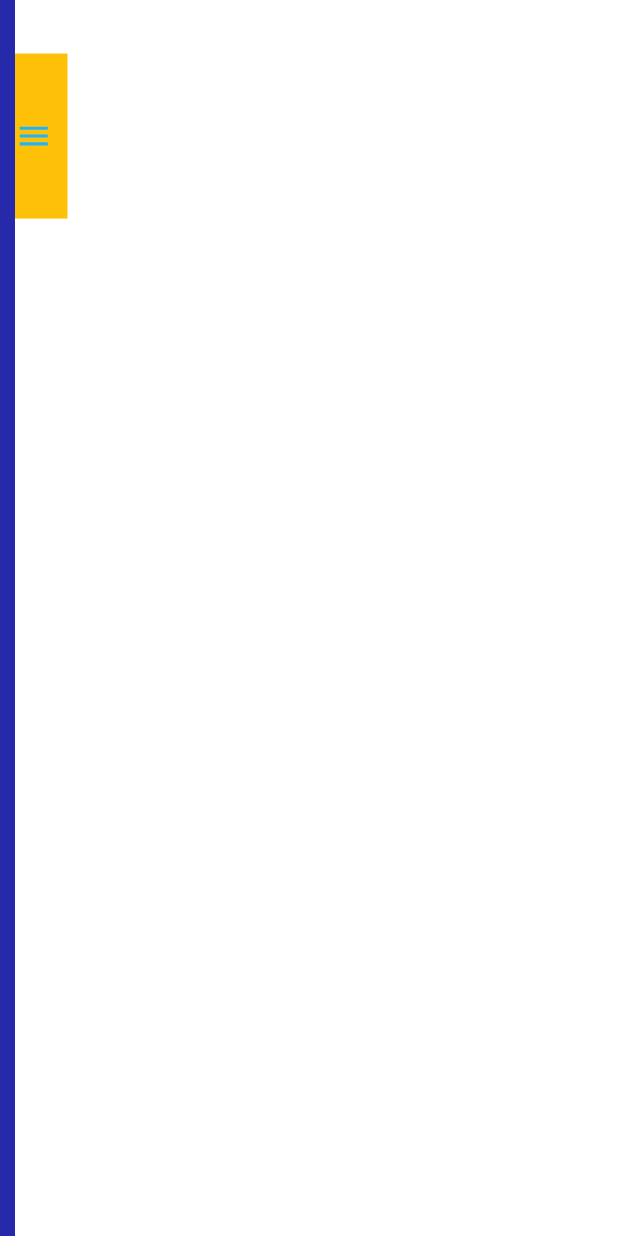
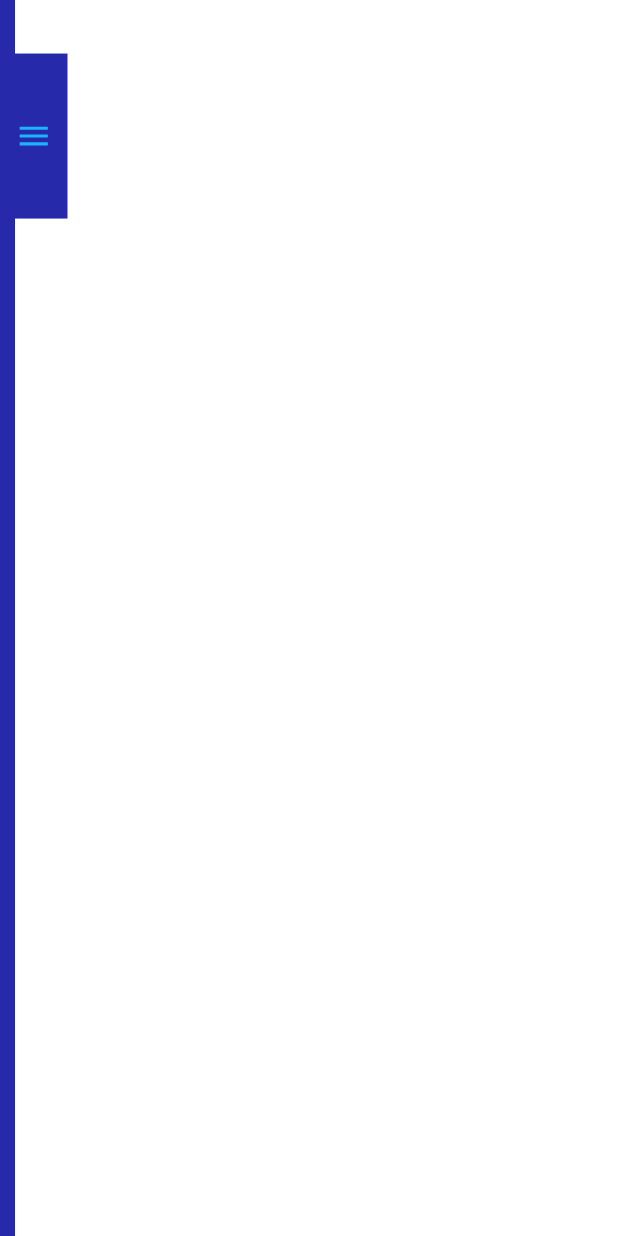
Before and after one commit to guobin211/flutter-material, a Flutter app: the screen it shows after launch, on a phone screen of 412 x 824 dp. Run offline on Flutter 3.47's test engine with Material 2 defaults, Android fonts, the light colour scheme and no system bars; our stand-ins replace rxdart.

Commit message:
feat: animated sidebar

```diff
--- a/sidebar_animation/lib/sidebar/side_bar.dart
+++ b/sidebar_animation/lib/sidebar/side_bar.dart
@@ -14,7 +14,7 @@ class _SideBarState extends State<SideBar> with SingleTickerProviderStateMixin<S
   StreamController<bool> isSidebarOpenedStreamController;
   Stream<bool> isSidebarOpenedStream;
   StreamSink<bool> isSidebarOpenedSink;
-  final _animationDuration = const Duration(milliseconds: 500);
+  final _animationDuration = const Duration(milliseconds: 300);
 
   @override
   void initState() {
@@ -57,14 +57,18 @@ class _SideBarState extends State<SideBar> with SingleTickerProviderStateMixin<S
           duration: _animationDuration,
           top: 0,
           bottom: 0,
-          left: isSideBarOpenedAsync.data ? 0 : 0,
+          left: isSideBarOpenedAsync.data ? 0 : -screenWidth,
           right: isSideBarOpenedAsync.data ? 0 : screenWidth - 45,
           child: Row(
             children: <Widget>[
               Expanded(
-                  child: Container(
-                color: AppColor.primary,
-              )),
+                child: Container(
+                  color: AppColor.primary,
+                  child: Column(
+                    children: <Widget>[],
+                  ),
+                ),
+              ),
               Align(
                 alignment: Alignment(0, -0.9),
                 child: GestureDetector(
@@ -74,7 +78,7 @@ class _SideBarState extends State<SideBar> with SingleTickerProviderStateMixin<S
                   child: Container(
                     width: 35.0,
                     height: 110.0,
-                    color: Colors.amber,
+                    color: AppColor.primary,
                     alignment: Alignment.centerLeft,
                     child: AnimatedIcon(
                       progress: _animationController.view,
```
